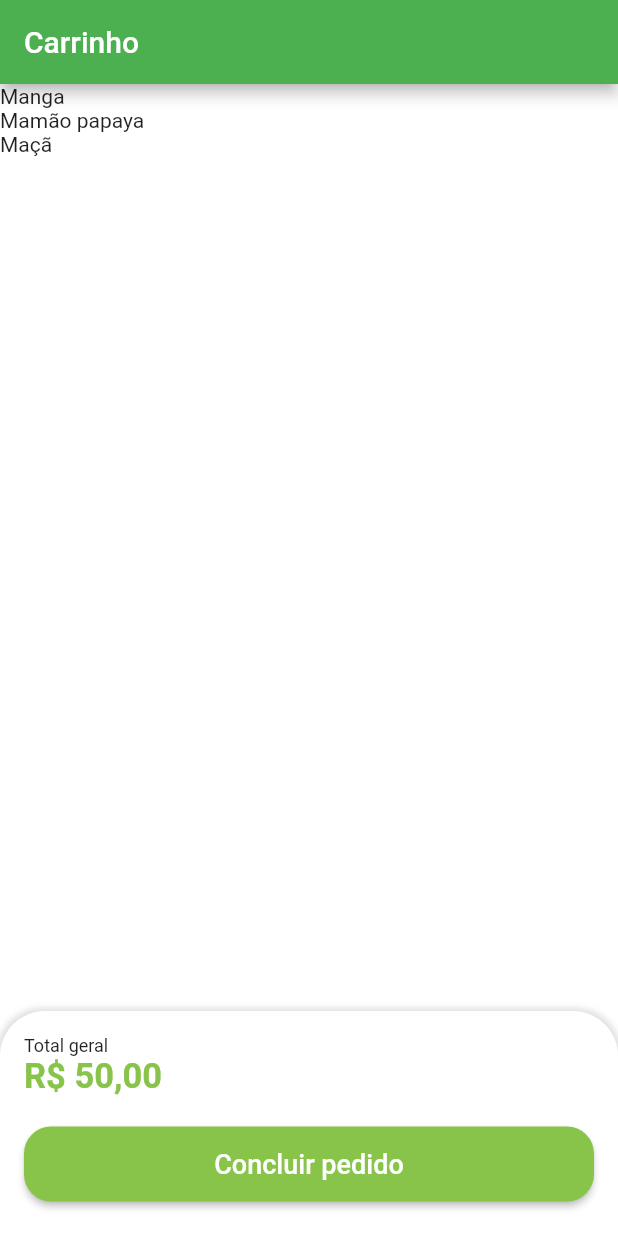
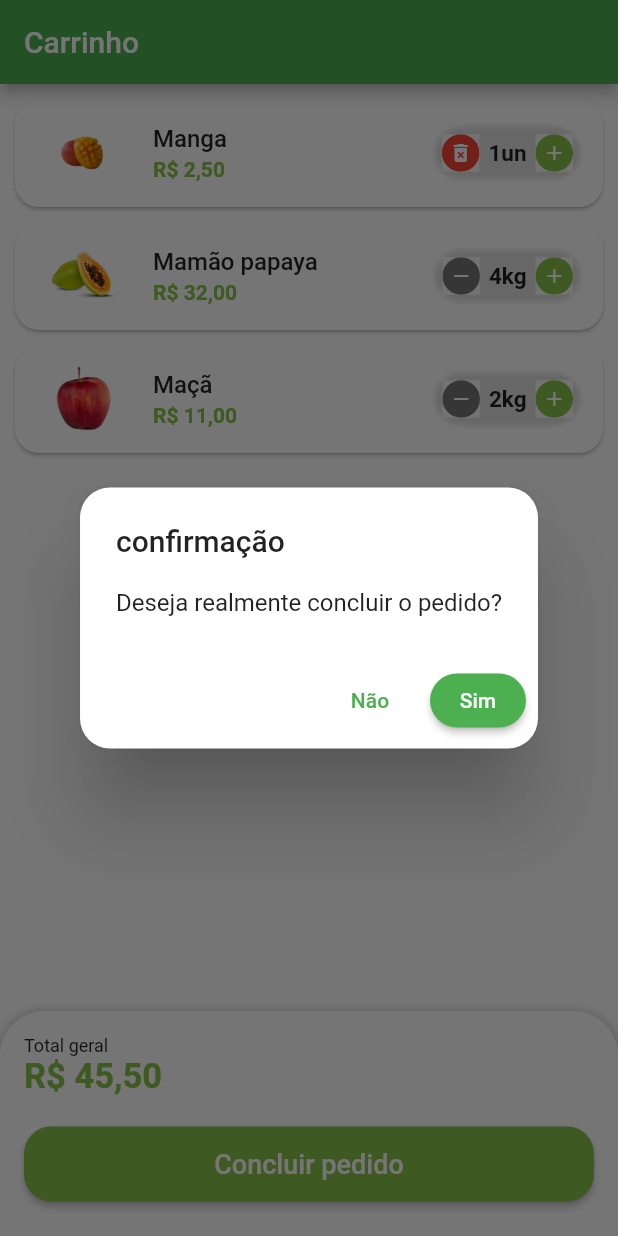
Before and after one commit to MaxsonCoelho/grocery_store, a Flutter app: the CartTab screen opened directly, after a tap on "Concluir pedido", on a phone screen of 412 x 824 dp. Run offline on Flutter 3.47's test engine with Material 2 defaults, Android fonts, the phone set to English and light mode, and no system bars; our stand-ins replace animated_text_kit, badges, mask_text_input_formatter.

Commit message:
complete layout cart with widgets dinamyc

```diff
--- a/lib/src/config/app_data.dart
+++ b/lib/src/config/app_data.dart
@@ -76,7 +76,7 @@ List<String> categories = [
 List<CartItemModel> cartItems = [
   CartItemModel(
     item: mango,
-    quantity: 3,
+    quantity: 1,
   ),
   CartItemModel(
     item: papaya,
--- a/lib/src/models/cart_item_model.dart
+++ b/lib/src/models/cart_item_model.dart
@@ -8,4 +8,7 @@ class CartItemModel {
     required this.item,
     required this.quantity
   });
+
+  double totalPrice() => item.price * quantity;
+
 }
--- a/lib/src/pages/cartTab/cart_tab.dart
+++ b/lib/src/pages/cartTab/cart_tab.dart
@@ -1,12 +1,34 @@
 import 'package:flutter/material.dart';
 import 'package:grocery_store/src/config/custom_colors.dart';
+import 'package:grocery_store/src/models/cart_item_model.dart';
+import 'package:grocery_store/src/pages/cartTab/components/cart_tile.dart';
 import 'package:grocery_store/src/services/utils_services.dart';
 import 'package:grocery_store/src/config/app_data.dart' as appData;
 
-class CartTab extends StatelessWidget {
-  CartTab({super.key});
+class CartTab extends StatefulWidget {
+  const CartTab({super.key});
 
+  @override
+  State<CartTab> createState() => _CartTabState();
+}
+
+class _CartTabState extends State<CartTab> {
   final UtilsServices utilsServices = UtilsServices();
+
+  void removeItemCart(CartItemModel cartItem) {
+    setState(() {
+      appData.cartItems.remove(cartItem);
+    });
+  }
+
+  double cartTotalPrice() {
+    double total = 0;
+    for (var item in appData.cartItems) {
+      total += item.totalPrice();
+    }
+
+    return total;
+  }
 
   @override
   Widget build(BuildContext context) {
@@ -19,7 +41,8 @@ class CartTab extends StatelessWidget {
           Expanded(
             child: ListView.builder(
               itemBuilder: (_, index) {
-                return Text(appData.cartItems[index].item.itemName);
+                return CartTile(
+                    cartItem: appData.cartItems[index], remove: removeItemCart);
               },
               itemCount: appData.cartItems.length,
             ),
@@ -53,7 +76,7 @@ class CartTab extends StatelessWidget {
                   ),
                 ),
                 Text(
-                  utilsServices.priceToCurrency(50.0),
+                  utilsServices.priceToCurrency(cartTotalPrice()),
                   style: TextStyle(
                       fontSize: 23,
                       color: CustomColors.customSwatchColor,
@@ -69,7 +92,10 @@ class CartTab extends StatelessWidget {
                         backgroundColor: CustomColors.customSwatchColor,
                         shape: RoundedRectangleBorder(
                             borderRadius: BorderRadius.circular(18))),
-                    onPressed: () {},
+                    onPressed: () async {
+                      bool? result = await showOrderConfirmation();
+                      print(result);
+                    },
                     child: const Text(
                       'Concluir pedido',
                       style: TextStyle(
@@ -85,4 +111,38 @@ class CartTab extends StatelessWidget {
       ),
     );
   }
+
+  Future<bool?> showOrderConfirmation() {
+    return showDialog(
+      context: context,
+      builder: (context) {
+        return AlertDialog(
+          shape: RoundedRectangleBorder(
+            borderRadius: BorderRadius.circular(20)
+          ),
+          title: const Text('confirmação'),
+          content: const Text('Deseja realmente concluir o pedido?'),
+          actions: [
+            TextButton(
+              onPressed: () {
+                Navigator.of(context).pop(false);
+              },
+              child: const Text('Não'),
+            ),
+            ElevatedButton(
+              style: ElevatedButton.styleFrom(
+                shape: RoundedRectangleBorder(
+                  borderRadius: BorderRadius.circular(20)
+                ),
+              ),
+              onPressed: (){
+                Navigator.of(context).pop(true);
+              },
+              child: const Text('Sim'),
+            )
+          ],
+        );
+      },
+    );
+  }
 }
--- /dev/null
+++ b/lib/src/pages/cartTab/components/cart_tile.dart
@@ -0,0 +1,64 @@
+import 'package:flutter/material.dart';
+import 'package:grocery_store/src/config/custom_colors.dart';
+import 'package:grocery_store/src/models/cart_item_model.dart';
+import 'package:grocery_store/src/pages/commom_widgets/quantity_widget.dart';
+import 'package:grocery_store/src/services/utils_services.dart';
+
+class CartTile extends StatefulWidget {
+  final CartItemModel cartItem;
+  final Function(CartItemModel) remove;
+
+  const CartTile({
+    super.key,
+    required this.cartItem,
+    required this.remove
+  });
+
+  @override
+  State<CartTile> createState() => _CartTileState();
+}
+
+class _CartTileState extends State<CartTile> {
+  final UtilsServices utilsServices = UtilsServices();
+
+  @override
+  Widget build(BuildContext context) {
+    return Card(
+      margin: const EdgeInsets.fromLTRB(10, 10, 10, 0),
+      shape: RoundedRectangleBorder(
+        borderRadius: BorderRadius.circular(16),
+      ),
+      child: ListTile(
+        leading: Image.asset(
+          widget.cartItem.item.imgUrl,
+          height: 60,
+          width: 60,
+        ),
+        title: Text(
+          widget.cartItem.item.itemName,
+          style: const TextStyle(fontWeight: FontWeight.w500),
+        ),
+        subtitle: Text(
+          utilsServices.priceToCurrency(widget.cartItem.totalPrice()),
+          style: TextStyle(
+              color: CustomColors.customSwatchColor,
+              fontWeight: FontWeight.bold),
+        ),
+        trailing: QuantityWidget(
+          value: widget.cartItem.quantity,
+          sufifixText: widget.cartItem.item.unit,
+          result: (quantity) {
+            setState(() {
+              widget.cartItem.quantity = quantity;
+
+              if(quantity == 0) {
+                widget.remove(widget.cartItem);
+              }
+            });
+          },
+          isRemovable: true,
+        ),
+      ),
+    );
+  }
+}
--- a/lib/src/pages/commom_widgets/quantity_widget.dart
+++ b/lib/src/pages/commom_widgets/quantity_widget.dart
@@ -5,12 +5,14 @@ class QuantityWidget extends StatelessWidget {
   final int value;
   final String sufifixText;
   final Function(int quantity) result;
+  final bool isRemovable;
 
   const QuantityWidget({
     super.key,
     required this.value,
     required this.sufifixText,
     required this.result,
+    this.isRemovable = false,
   });
 
   @override
@@ -26,12 +28,13 @@ class QuantityWidget extends StatelessWidget {
         )
       ]),
       child: Row(
+        mainAxisSize: MainAxisSize.min,
         children: [
           _QuantityButton(
-            color: Colors.grey.shade600,
-            icon: Icons.remove,
+            color: !isRemovable || value > 1 ? Colors.grey.shade600 : Colors.red,
+            icon: !isRemovable || value > 1 ? Icons.remove : Icons.delete_forever,
             onpressed: () {
-              if (value == 1) return;
+              if (value == 1 && !isRemovable) return;
 
               int resultCount = value - 1;
               result(resultCount);
```
